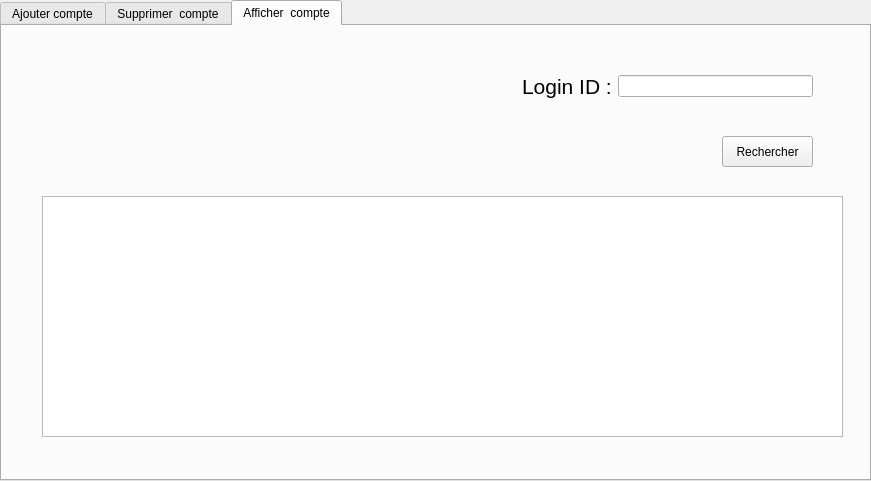
Qt form Login/ajouter_employe.ui (Kaysharp42/Smart-library) before a commit.
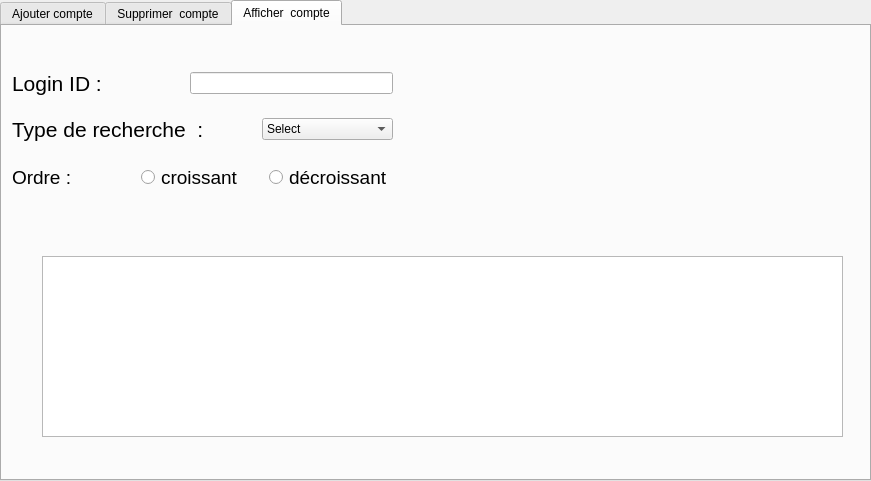
The same form after that commit. The open tabs and pages were chosen to show the change. Icons and pictures are not drawn.

Commit message: Added new functions  sort & search types . Fixed issue in DataBase. Ahmed in Login.pro.user

What changed in the file:
```diff
--- a/Login/ajouter_employe.ui
+++ b/Login/ajouter_employe.ui
@@ -363,53 +363,141 @@
      <property name="geometry">
       <rect>
        <x>40</x>
-       <y>170</y>
+       <y>230</y>
        <width>801</width>
-       <height>241</height>
+       <height>181</height>
       </rect>
      </property>
     </widget>
     <widget class="QPushButton" name="pushButton">
      <property name="geometry">
       <rect>
-       <x>720</x>
-       <y>110</y>
+       <x>320</x>
+       <y>190</y>
        <width>91</width>
        <height>31</height>
       </rect>
      </property>
      <property name="text">
-      <string>Rechercher</string>
+      <string/>
      </property>
      <property name="icon">
       <iconset resource="MyResources.qrc">
        <normaloff>:/new/prefix1/MyResources/icons8-search-512.png</normaloff>:/new/prefix1/MyResources/icons8-search-512.png</iconset>
      </property>
+     <property name="iconSize">
+      <size>
+       <width>30</width>
+       <height>30</height>
+      </size>
+     </property>
+     <property name="flat">
+      <bool>true</bool>
+     </property>
     </widget>
-    <widget class="QWidget" name="layoutWidget">
+    <widget class="QWidget" name="">
      <property name="geometry">
       <rect>
-       <x>520</x>
-       <y>40</y>
-       <width>291</width>
-       <height>41</height>
+       <x>10</x>
+       <y>30</y>
+       <width>381</width>
+       <height>151</height>
       </rect>
      </property>
-     <layout class="QHBoxLayout" name="horizontalLayout_2">
+     <layout class="QVBoxLayout" name="verticalLayout">
       <item>
-       <widget class="QLabel" name="label_10">
-        <property name="font">
-         <font>
-          <pointsize>16</pointsize>
-         </font>
-        </property>
-        <property name="text">
-         <string>Login ID :</string>
-        </property>
-       </widget>
+       <layout class="QHBoxLayout" name="horizontalLayout_2">
+        <item>
+         <widget class="QLabel" name="label_10">
+          <property name="font">
+           <font>
+            <pointsize>16</pointsize>
+           </font>
+          </property>
+          <property name="text">
+           <string>Login ID :              </string>
+          </property>
+         </widget>
+        </item>
+        <item>
+         <widget class="QLineEdit" name="lineEdit_4"/>
+        </item>
+       </layout>
       </item>
       <item>
-       <widget class="QLineEdit" name="lineEdit_4"/>
+       <layout class="QHBoxLayout" name="horizontalLayout_5">
+        <item>
+         <widget class="QLabel" name="label_5">
+          <property name="font">
+           <font>
+            <pointsize>16</pointsize>
+           </font>
+          </property>
+          <property name="text">
+           <string>Type de recherche  :         </string>
+          </property>
+         </widget>
+        </item>
+        <item>
+         <widget class="QComboBox" name="comboBox_Type_Rc">
+          <item>
+           <property name="text">
+            <string>Select</string>
+           </property>
+          </item>
+          <item>
+           <property name="text">
+            <string>Standard</string>
+           </property>
+          </item>
+          <item>
+           <property name="text">
+            <string>avancée</string>
+           </property>
+          </item>
+         </widget>
+        </item>
+       </layout>
+      </item>
+      <item>
+       <layout class="QHBoxLayout" name="horizontalLayout_6">
+        <item>
+         <widget class="QLabel" name="label_6">
+          <property name="font">
+           <font>
+            <pointsize>14</pointsize>
+           </font>
+          </property>
+          <property name="text">
+           <string>Ordre :</string>
+          </property>
+         </widget>
+        </item>
+        <item>
+         <widget class="QRadioButton" name="radioButton_c">
+          <property name="font">
+           <font>
+            <pointsize>14</pointsize>
+           </font>
+          </property>
+          <property name="text">
+           <string>croissant</string>
+          </property>
+         </widget>
+        </item>
+        <item>
+         <widget class="QRadioButton" name="radioButton_d">
+          <property name="font">
+           <font>
+            <pointsize>14</pointsize>
+           </font>
+          </property>
+          <property name="text">
+           <string>décroissant</string>
+          </property>
+         </widget>
+        </item>
+       </layout>
       </item>
      </layout>
     </widget>
```
Left out of the diff: 28 changed lines with no effect on the pictures. The commit also changes 13 other files.
